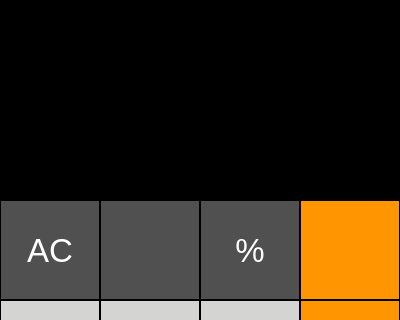
Old version of the form Calculator_Qt/Calculator_dark.ui in the repository DarkTime312/Calculator; both pictures show x 0 to 400 and y 0 to 320 of the 400 by 700 pixel window.
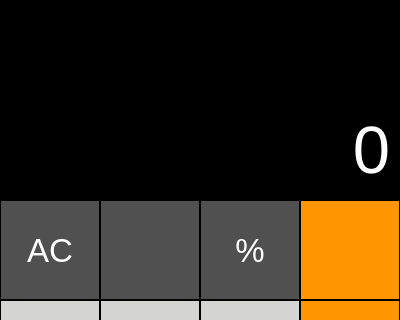
New version of the form. Icons and pictures are not drawn.

What changed in the file:
```diff
--- a/Calculator_Qt/Calculator_dark.ui
+++ b/Calculator_Qt/Calculator_dark.ui
@@ -211,7 +211,7 @@
       </font>
      </property>
      <property name="text">
-      <string/>
+      <string>0</string>
      </property>
      <property name="alignment">
       <set>Qt::AlignmentFlag::AlignRight|Qt::AlignmentFlag::AlignTrailing|Qt::AlignmentFlag::AlignVCenter</set>
```
